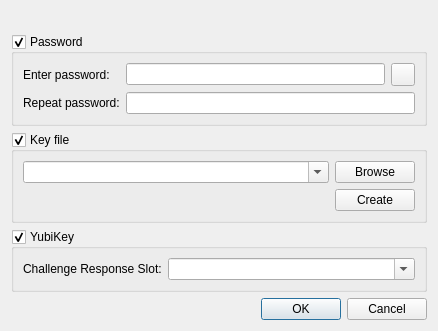
Qt form src/gui/ChangeMasterKeyWidget.ui (kylemanna/keepassx) before a commit.
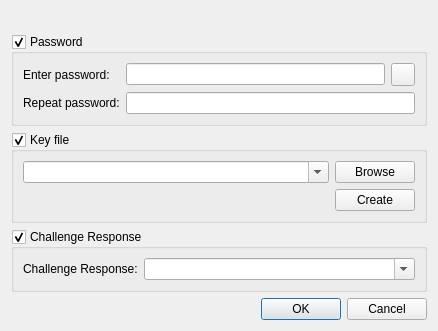
The same form after that commit. Custom widgets are drawn as their Qt base class.

Commit message: WIP: ChallengeResponse move init, clean-up UI

```diff
--- a/src/gui/ChangeMasterKeyWidget.ui
+++ b/src/gui/ChangeMasterKeyWidget.ui
@@ -126,7 +126,7 @@
    <item>
     <widget class="QGroupBox" name="yubikeyGroup">
      <property name="title">
-      <string>YubiKey</string>
+      <string>Challenge Response</string>
      </property>
      <property name="checkable">
       <bool>true</bool>
@@ -148,7 +148,7 @@
       <item row="0" column="0">
        <widget class="QLabel" name="challengeResponseSlotLabel">
         <property name="text">
-         <string>Challenge Response Slot:</string>
+         <string>Challenge Response:</string>
         </property>
        </widget>
       </item>
```
Left out of the diff: 6 changed lines with no effect on the pictures. The commit also changes 4 other files.
